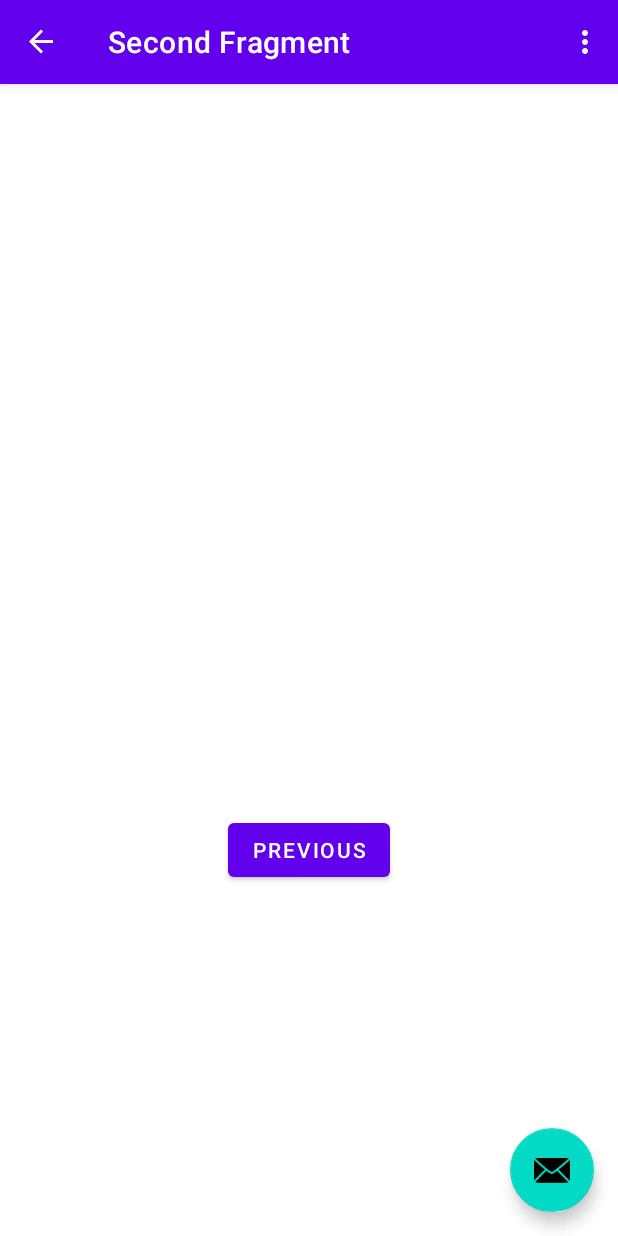
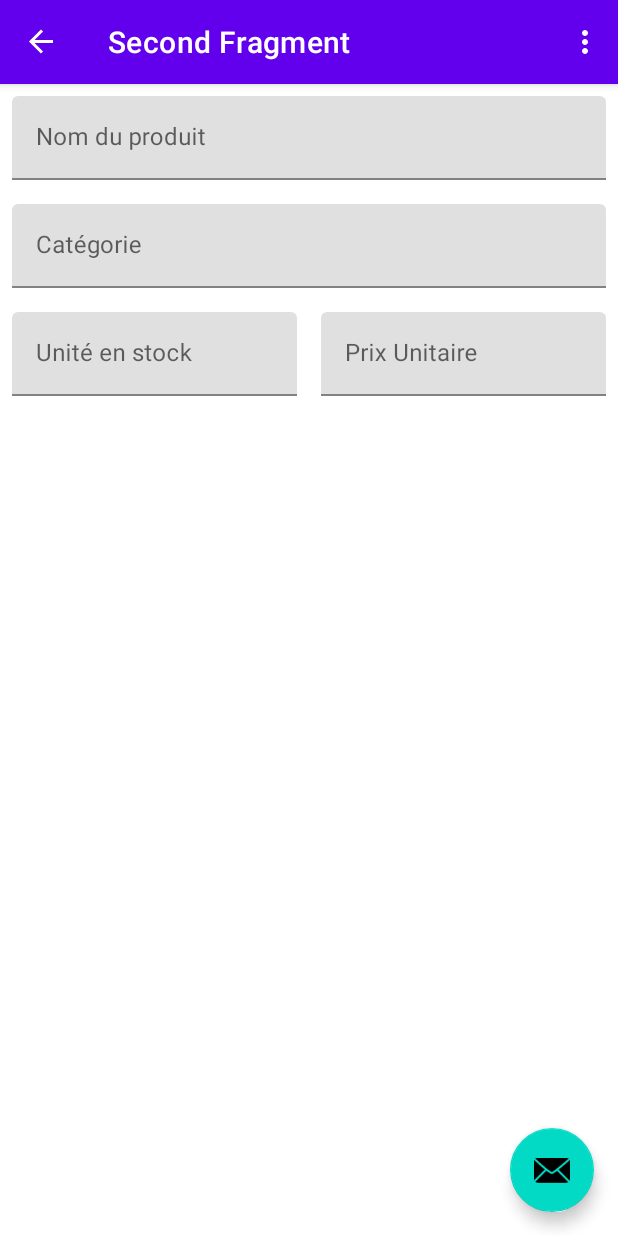
Before and after one commit to DelBiss/bam_android02_labo1, an Android app: the SecondFragment screen opened through its navigation route, on a phone screen of 412 x 824 dp. Run offline under Robolectric (Android 15) with nearby library versions, the phone set to English and light mode, and no system bars; our stand-ins replace Room's generated code, navigation-ui; 2 statements that could not run were skipped.

Commit message:
Create form for new product Update some string to reflext DB column name

```diff
--- a/app/src/main/res/layout/fragment_second.xml
+++ b/app/src/main/res/layout/fragment_second.xml
@@ -1,27 +1,94 @@
 <?xml version="1.0" encoding="utf-8"?>
-<androidx.constraintlayout.widget.ConstraintLayout xmlns:android="http://schemas.android.com/apk/res/android"
+<LinearLayout xmlns:android="http://schemas.android.com/apk/res/android"
     xmlns:app="http://schemas.android.com/apk/res-auto"
     xmlns:tools="http://schemas.android.com/tools"
     android:layout_width="match_parent"
     android:layout_height="match_parent"
-    tools:context=".SecondFragment">
+    tools:context=".SecondFragment"
+    android:orientation="vertical">
 
-    <TextView
-        android:id="@+id/textview_second"
-        android:layout_width="wrap_content"
+    <com.google.android.material.textfield.TextInputLayout
+        android:layout_width="match_parent"
         android:layout_height="wrap_content"
-        app:layout_constraintBottom_toTopOf="@id/button_second"
-        app:layout_constraintEnd_toEndOf="parent"
-        app:layout_constraintStart_toStartOf="parent"
-        app:layout_constraintTop_toTopOf="parent" />
+        android:layout_marginHorizontal="@dimen/default_margin"
+        android:layout_marginVertical="@dimen/default_margin"
+        android:hint="@string/produit_field_nom"
+        app:boxBackgroundMode="filled"
+        app:errorEnabled="false"
+        app:hintAnimationEnabled="true"
+    >
+        <com.google.android.material.textfield.TextInputEditText
+            android:layout_width="match_parent"
+            android:layout_height="wrap_content"
+            android:inputType="text"
+            tools:text="Northwood Cranberry Sauce" />
+    </com.google.android.material.textfield.TextInputLayout>
 
-    <Button
-        android:id="@+id/button_second"
-        android:layout_width="wrap_content"
+    <com.google.android.material.textfield.TextInputLayout
+        android:layout_width="match_parent"
         android:layout_height="wrap_content"
-        android:text="@string/previous"
-        app:layout_constraintBottom_toBottomOf="parent"
-        app:layout_constraintEnd_toEndOf="parent"
-        app:layout_constraintStart_toStartOf="parent"
-        app:layout_constraintTop_toBottomOf="@id/textview_second" />
-</androidx.constraintlayout.widget.ConstraintLayout>
+        android:layout_marginHorizontal="@dimen/default_margin"
+        android:layout_marginVertical="@dimen/default_margin"
+        android:hint="@string/produit_field_categ"
+        app:boxBackgroundMode="filled"
+        app:errorEnabled="false"
+        app:hintAnimationEnabled="true">
+
+        <com.google.android.material.textfield.TextInputEditText
+            android:layout_width="match_parent"
+            android:layout_height="wrap_content"
+            android:inputType="text"
+            tools:text="Boissons" />
+    </com.google.android.material.textfield.TextInputLayout>
+
+    <androidx.constraintlayout.widget.ConstraintLayout
+        android:id="@+id/linearLayout"
+        android:layout_width="match_parent"
+        android:layout_height="wrap_content">
+
+        <com.google.android.material.textfield.TextInputLayout
+            android:id="@+id/textInputLayout"
+            android:layout_width="0dp"
+            android:layout_height="wrap_content"
+            android:layout_marginHorizontal="8dp"
+            android:layout_marginVertical="8dp"
+            android:hint="@string/produit_field_qte"
+            app:boxBackgroundMode="filled"
+            app:errorEnabled="false"
+            app:hintAnimationEnabled="true"
+            app:layout_constraintEnd_toStartOf="@+id/textInputLayout2"
+            app:layout_constraintStart_toStartOf="parent"
+            app:layout_constraintTop_toTopOf="parent">
+
+            <com.google.android.material.textfield.TextInputEditText
+                android:layout_width="match_parent"
+                android:layout_height="match_parent"
+                android:inputType="number"
+                tools:text="150" />
+        </com.google.android.material.textfield.TextInputLayout>
+
+        <com.google.android.material.textfield.TextInputLayout
+            android:id="@+id/textInputLayout2"
+            android:layout_width="0dp"
+            android:layout_height="wrap_content"
+            android:layout_marginHorizontal="8dp"
+            android:layout_marginVertical="8dp"
+            android:hint="@string/produit_field_prix"
+            app:boxBackgroundMode="filled"
+
+            app:endIconMode="none"
+            app:hintAnimationEnabled="true"
+            app:layout_constraintEnd_toEndOf="parent"
+            app:layout_constraintStart_toEndOf="@+id/textInputLayout"
+            app:layout_constraintTop_toTopOf="parent"
+            app:suffixText="$">
+
+            <com.google.android.material.textfield.TextInputEditText
+                android:layout_width="match_parent"
+                android:layout_height="wrap_content"
+                android:inputType="number"
+                android:textAlignment="textEnd"
+                tools:text="1" />
+        </com.google.android.material.textfield.TextInputLayout>
+    </androidx.constraintlayout.widget.ConstraintLayout>
+</LinearLayout>
--- a/app/src/main/res/values/strings.xml
+++ b/app/src/main/res/values/strings.xml
@@ -10,7 +10,11 @@
     <string name="hello_first_fragment">Hello first fragment</string>
     <string name="hello_second_fragment">Hello second fragment. Arg: %1$s</string>
     <string name="list_produit_header_produit">Produit</string>
-    <string name="list_produit_header_qte">Quantité</string>
+    <string name="list_produit_header_qte">Unité en stock</string>
     <string name="list_produit_header_prix">Prix Unitaire</string>
     <string name="mainactivity_fab">TODO</string>
+    <string name="produit_field_nom">Nom du produit</string>
+    <string name="produit_field_categ">Catégorie</string>
+    <string name="produit_field_qte">Unité en stock</string>
+    <string name="produit_field_prix">Prix Unitaire</string>
 </resources>
```
